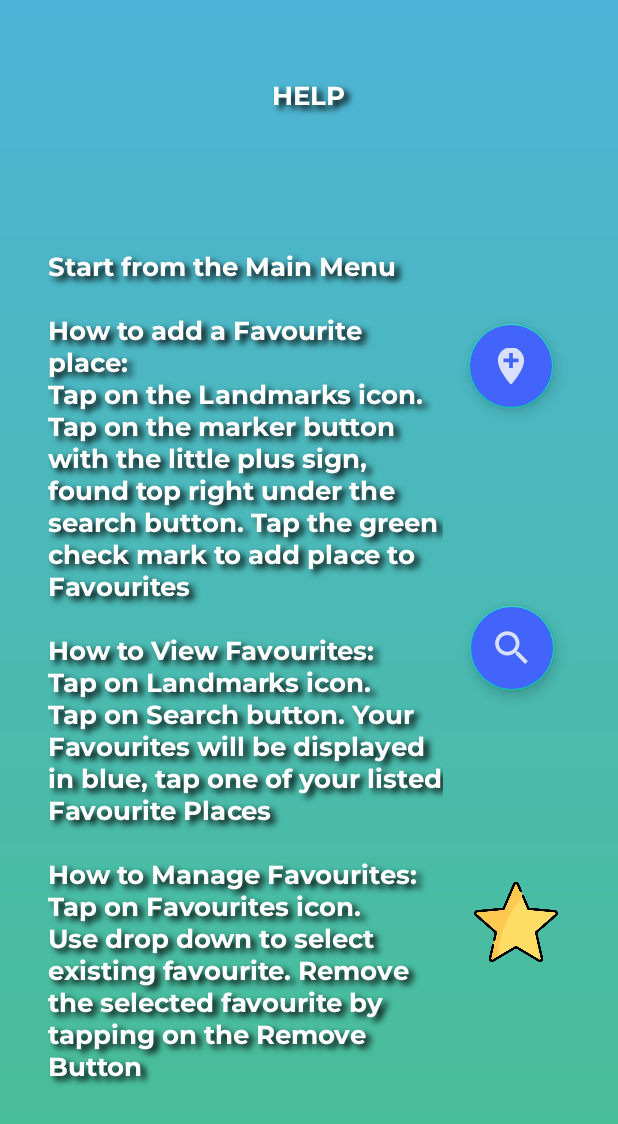
After one commit to PullThePlugItsTooLate/HorizonInc_OmnimarkerZA_Repo, an Android app: the HelpActivity screen opened directly, with no data from a screen before it, on a phone screen of 412 x 824 dp. The commit adds this screen. Shown: the top 1124 px of the screen. Run offline under Robolectric (Android 15) with nearby library versions, the phone set to English and light mode, and no system bars.

Commit message:
Added about and help

```diff
--- a/app/src/main/AndroidManifest.xml
+++ b/app/src/main/AndroidManifest.xml
@@ -17,12 +17,13 @@
         android:allowBackup="true"
         android:icon="@drawable/appicon"
         android:label="@string/app_name"
+        android:networkSecurityConfig="@xml/network_security_config"
         android:roundIcon="@mipmap/ic_launcher_round"
         android:supportsRtl="true"
         android:theme="@style/AppTheme"
-        android:usesCleartextTraffic="true"
-        android:networkSecurityConfig="@xml/network_security_config">
-        <activity android:name=".WeatherActivity"></activity>
+        android:usesCleartextTraffic="true">
+        <activity android:name=".HelpActivity"></activity>
+        <activity android:name=".WeatherActivity" />
         <activity android:name=".FavouritePlacesActivity" />
         <activity android:name=".MapboxActivity" />
         <!--
--- /dev/null
+++ b/app/src/main/java/com/sm19003564/omnimarkerza/HelpActivity.java
@@ -0,0 +1,14 @@
+package com.sm19003564.omnimarkerza;
+
+import androidx.appcompat.app.AppCompatActivity;
+
+import android.os.Bundle;
+
+public class HelpActivity extends AppCompatActivity {
+
+    @Override
+    protected void onCreate(Bundle savedInstanceState) {
+        super.onCreate(savedInstanceState);
+        setContentView(R.layout.activity_help);
+    }
+}
--- a/app/src/main/java/com/sm19003564/omnimarkerza/SettingsActivity.java
+++ b/app/src/main/java/com/sm19003564/omnimarkerza/SettingsActivity.java
@@ -3,6 +3,7 @@ package com.sm19003564.omnimarkerza;
 import androidx.annotation.NonNull;
 import androidx.appcompat.app.AppCompatActivity;
 
+import android.content.Intent;
 import android.os.Bundle;
 import android.view.View;
 // Widget imports
@@ -81,5 +82,20 @@ public class SettingsActivity extends AppCompatActivity {
                 Toast.makeText(SettingsActivity.this, "Your settings have been saved", Toast.LENGTH_SHORT).show();
             }
         });
+
+        btnAbout.setOnClickListener(new View.OnClickListener() {
+            @Override
+            public void onClick(View view) {
+                Toast.makeText(SettingsActivity.this, "This Landmark Android Application has been created by Horizon Inc. which is composed of: Shai-lin Lalu, Zahra Carrim, Rayhaan Nakooda, Suvashin Moodliar. OmnimarkerZA was created for OPSC7312 POE 2021", Toast.LENGTH_LONG).show();
+            }
+        });
+
+        btnHelp.setOnClickListener(new View.OnClickListener() {
+            @Override
+            public void onClick(View view) {
+                Intent i = new Intent(SettingsActivity.this, HelpActivity.class);
+                startActivity(i);
+            }
+        });
     }
 }
--- /dev/null
+++ b/app/src/main/res/layout/activity_help.xml
@@ -0,0 +1,93 @@
+<?xml version="1.0" encoding="utf-8"?>
+<androidx.constraintlayout.widget.ConstraintLayout xmlns:android="http://schemas.android.com/apk/res/android"
+    xmlns:app="http://schemas.android.com/apk/res-auto"
+    xmlns:tools="http://schemas.android.com/tools"
+    android:layout_width="match_parent"
+    android:layout_height="match_parent"
+    tools:context=".HelpActivity"
+    android:background="@drawable/pop_bg">
+
+    <TextView
+        android:id="@+id/tv_SafetyInformation"
+        android:layout_width="132dp"
+        android:layout_height="45dp"
+        android:fontFamily="@font/montserrat_bold"
+        android:shadowColor="#000000"
+        android:shadowDx="5"
+        android:shadowDy="4"
+        android:shadowRadius="5"
+        android:text="HELP"
+        android:textAlignment="center"
+        android:textColor="#FFFFFF"
+        android:textSize="17sp"
+        app:layout_constraintBottom_toBottomOf="parent"
+        app:layout_constraintEnd_toEndOf="parent"
+        app:layout_constraintHorizontal_bias="0.498"
+        app:layout_constraintStart_toStartOf="parent"
+        app:layout_constraintTop_toTopOf="parent"
+        app:layout_constraintVertical_bias="0.068" />
+
+    <TextView
+        android:id="@+id/tv_Weather"
+        android:layout_width="263dp"
+        android:layout_height="616dp"
+        android:fontFamily="@font/montserrat_bold"
+        android:shadowColor="#000000"
+        android:shadowDx="5"
+        android:shadowDy="4"
+        android:shadowRadius="5"
+        android:text="Start from the Main Menu\n\nHow to add a Favourite place:\nTap on the Landmarks icon. Tap on the marker button with the little plus sign, found top right under the search button. Tap the green check mark to add place to Favourites\n\nHow to View Favourites:\nTap on Landmarks icon. Tap on Search button. Your Favourites will be displayed in blue, tap one of your listed Favourite Places\n\nHow to Manage Favourites:\nTap on Favourites icon. Use drop down to select existing favourite. Remove the selected favourite by tapping on the Remove Button"
+        android:textColor="#FFFFFF"
+        android:textSize="17sp"
+        app:layout_constraintBottom_toBottomOf="parent"
+        app:layout_constraintEnd_toEndOf="parent"
+        app:layout_constraintHorizontal_bias="0.216"
+        app:layout_constraintStart_toStartOf="parent"
+        app:layout_constraintTop_toTopOf="parent"
+        app:layout_constraintVertical_bias="0.8" />
+
+    <com.google.android.material.floatingactionbutton.FloatingActionButton
+        android:id="@+id/fab_favourite_places"
+        android:layout_width="wrap_content"
+        android:layout_height="wrap_content"
+        android:layout_gravity="end|bottom"
+        android:layout_margin="16dp"
+        android:backgroundTint="@color/mapboxBlue"
+        android:src="@drawable/ic_place_picker"
+        android:tint="@android:color/white"
+        app:layout_constraintBottom_toBottomOf="parent"
+        app:layout_constraintEnd_toEndOf="parent"
+        app:layout_constraintHorizontal_bias="0.915"
+        app:layout_constraintStart_toStartOf="parent"
+        app:layout_constraintTop_toTopOf="parent"
+        app:layout_constraintVertical_bias="0.272" />
+
+    <ImageView
+        android:id="@+id/iv_Favourites"
+        android:layout_width="57dp"
+        android:layout_height="56dp"
+        app:layout_constraintBottom_toBottomOf="parent"
+        app:layout_constraintEnd_toEndOf="parent"
+        app:layout_constraintHorizontal_bias="0.889"
+        app:layout_constraintStart_toStartOf="parent"
+        app:layout_constraintTop_toTopOf="parent"
+        app:layout_constraintVertical_bias="0.764"
+        app:srcCompat="@drawable/star" />
+
+    <com.google.android.material.floatingactionbutton.FloatingActionButton
+        android:id="@+id/fab_location_search"
+        android:layout_width="wrap_content"
+        android:layout_height="wrap_content"
+        android:layout_gravity="end|bottom"
+        android:layout_margin="16dp"
+        android:backgroundTint="@color/mapboxBlue"
+        android:src="@drawable/ic_magnify"
+        android:tint="@android:color/white"
+        app:layout_constraintBottom_toBottomOf="parent"
+        app:layout_constraintEnd_toEndOf="parent"
+        app:layout_constraintHorizontal_bias="0.918"
+        app:layout_constraintStart_toStartOf="parent"
+        app:layout_constraintTop_toTopOf="parent"
+        app:layout_constraintVertical_bias="0.527" />
+
+</androidx.constraintlayout.widget.ConstraintLayout>
```
